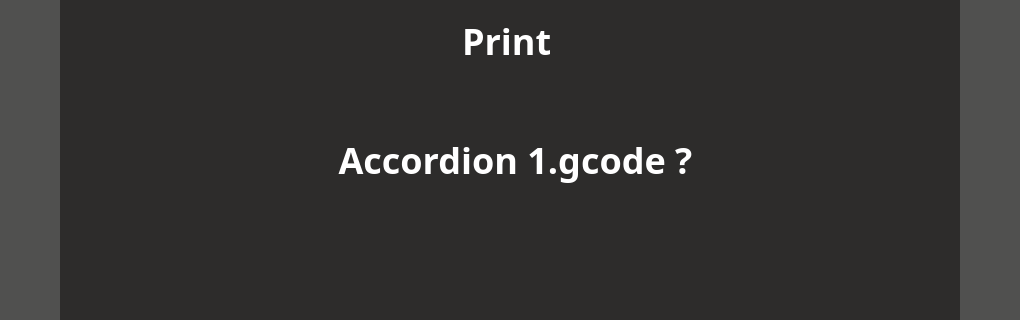
Qt form dialog/choosefile.ui (XCDesigner/JadeLaboScreen) before a commit; both pictures show x 130 to 1150 and y 160 to 480 of the 1280 by 720 pixel window.
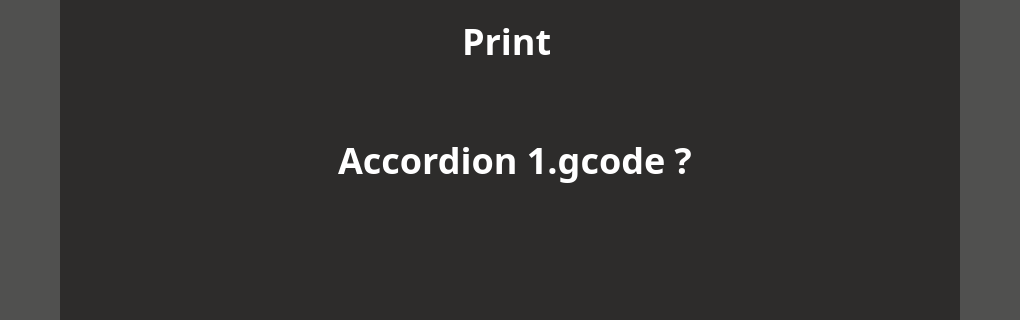
The same form after that commit.

Patch:
```diff
--- a/dialog/choosefile.ui
+++ b/dialog/choosefile.ui
@@ -39,9 +39,9 @@
   <widget class="QLabel" name="label_2">
    <property name="geometry">
     <rect>
-     <x>230</x>
+     <x>210</x>
      <y>260</y>
-     <width>821</width>
+     <width>860</width>
      <height>121</height>
     </rect>
    </property>
```
